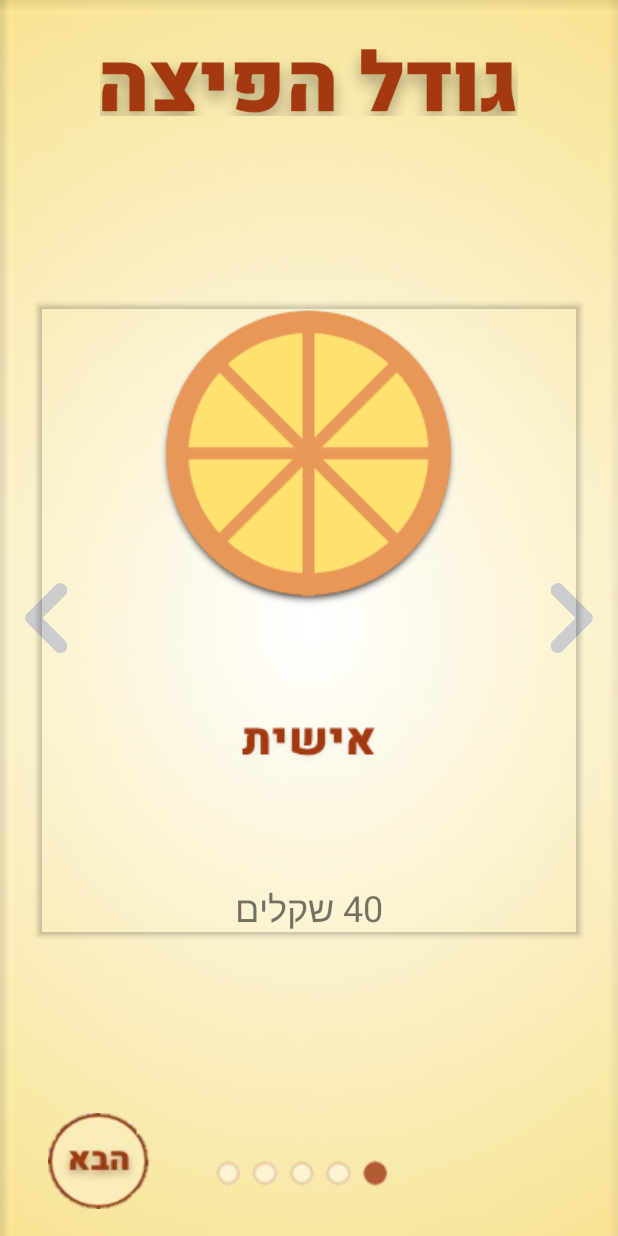
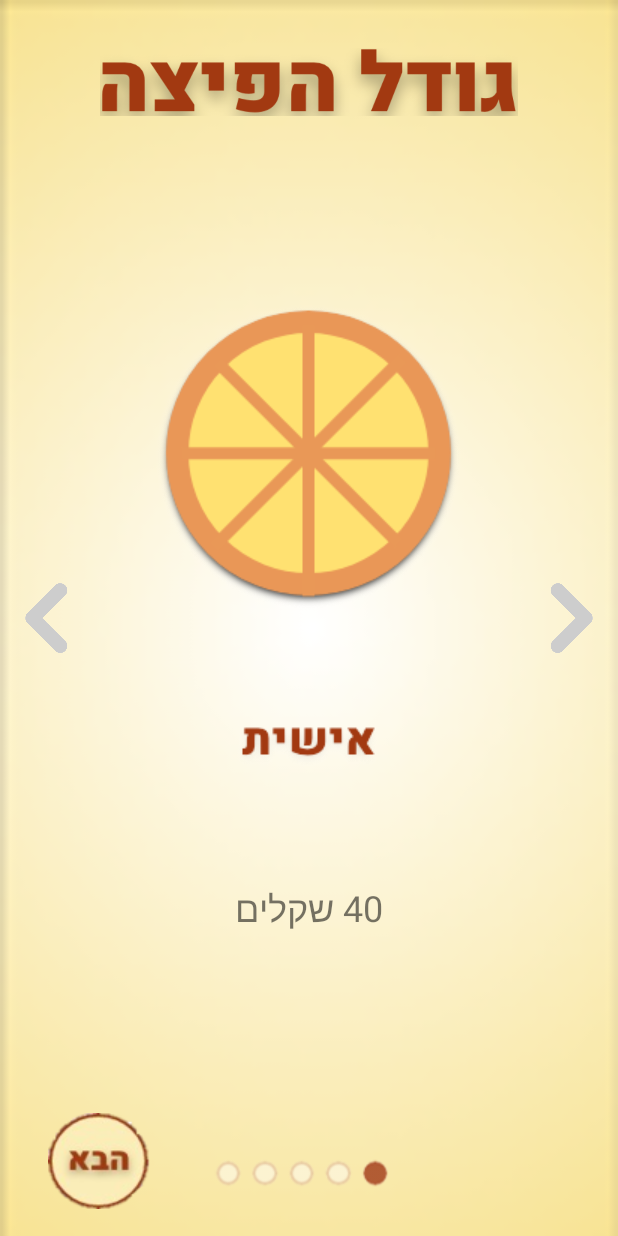
Before and after one commit to baraksw/PizzApp, an Android app: the screen it shows after launch (HomePage), on a phone screen of 412 x 824 dp. Run offline under Robolectric (Android 15) with nearby library versions, the phone set to English and light mode, and no system bars.

Commit message:
Removing the shdow from the cardViews

```diff
--- a/app/src/main/java/com/example/pizzapp/Drinks.java
+++ b/app/src/main/java/com/example/pizzapp/Drinks.java
@@ -61,7 +61,6 @@ public class Drinks extends AppCompatActivity {
         onion_visible = intent.getIntExtra(Toppings.ONIONVISIBLE,0);
         pineapple_visible = intent.getIntExtra(Toppings.PINEAPPLEVISIBLE,0);
         pizza_size=intent.getIntExtra(Toppings.PIZZASIZE,0);
-        pizza_price_for_drink = pizza_price_for_toppings+drinks_price;
         size_price = intent.getIntExtra(Toppings.SIZEPRICE,0);
         toppings_price = intent.getIntExtra(Toppings.TOPPINGSPRICE,0);
         drink_price = intent.getIntExtra(Toppings.DRINKSPRICE,0);
--- a/app/src/main/java/com/example/pizzapp/Toppings.java
+++ b/app/src/main/java/com/example/pizzapp/Toppings.java
@@ -31,7 +31,6 @@ public class Toppings extends AppCompatActivity {
     private int pizza_price_for_toppings=0;
     public int drink_type;
     private int pizza_price_for_drink=0;
-    private int drink_type=0;
     private int total_price=0;
 
 
--- a/app/src/main/res/layout/big_size_button.xml
+++ b/app/src/main/res/layout/big_size_button.xml
@@ -10,6 +10,7 @@
         android:layout_width="match_parent"
         android:layout_height="420dp"
         app:cardBackgroundColor="#00FFFFFF"
+        app:cardElevation="0dp"
         android:layout_marginRight="25dp"
         android:layout_marginLeft="25dp">
 
--- a/app/src/main/res/layout/cola.xml
+++ b/app/src/main/res/layout/cola.xml
@@ -10,6 +10,7 @@
         android:layout_width="match_parent"
         android:layout_height="420dp"
         app:cardBackgroundColor="#00FFFFFF"
+        app:cardElevation="0dp"
         android:layout_marginRight="25dp"
         android:layout_marginLeft="25dp">
 
--- a/app/src/main/res/layout/family_size_pizza.xml
+++ b/app/src/main/res/layout/family_size_pizza.xml
@@ -10,6 +10,7 @@
         android:layout_width="match_parent"
         android:layout_height="420dp"
         app:cardBackgroundColor="#00FFFFFF"
+        app:cardElevation="0dp"
         android:layout_marginRight="25dp"
         android:layout_marginLeft="25dp">
 
--- a/app/src/main/res/layout/fanta.xml
+++ b/app/src/main/res/layout/fanta.xml
@@ -10,6 +10,7 @@
         android:layout_width="match_parent"
         android:layout_height="420dp"
         app:cardBackgroundColor="#00FFFFFF"
+        app:cardElevation="0dp"
         android:layout_marginRight="25dp"
         android:layout_marginLeft="25dp">
 
--- a/app/src/main/res/layout/personal_size_pizza.xml
+++ b/app/src/main/res/layout/personal_size_pizza.xml
@@ -10,6 +10,7 @@
         android:layout_width="match_parent"
         android:layout_height="420dp"
         app:cardBackgroundColor="#00FFFFFF"
+        app:cardElevation="0dp"
         android:layout_marginRight="25dp"
         android:layout_marginLeft="25dp">
 
--- a/app/src/main/res/layout/sprite.xml
+++ b/app/src/main/res/layout/sprite.xml
@@ -10,6 +10,7 @@
         android:layout_width="match_parent"
         android:layout_height="420dp"
         app:cardBackgroundColor="#00FFFFFF"
+        app:cardElevation="0dp"
         android:layout_marginRight="25dp"
         android:layout_marginLeft="25dp">
 
```
